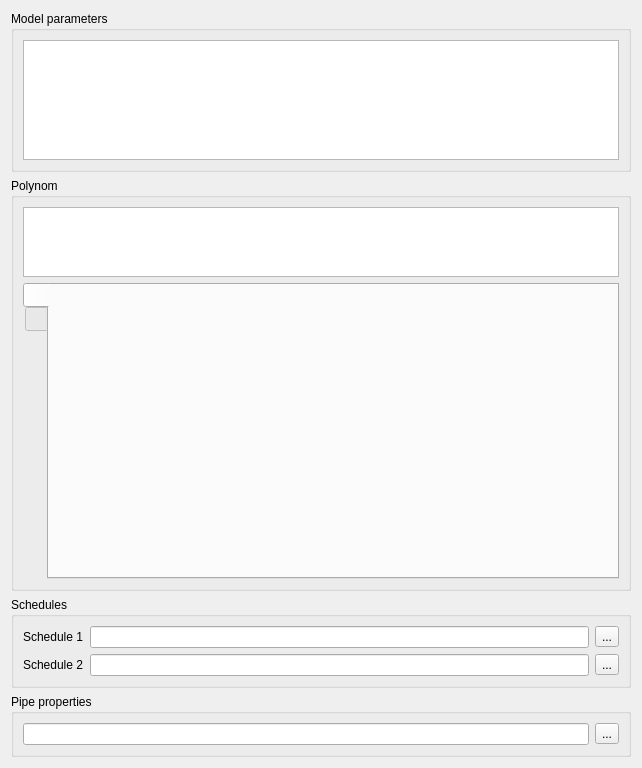
Before: the Qt Designer form SIM-VICUS/src/SVNetworkComponentEditWidget.ui in Brockaaa/SIM-VICUS, drawn with Qt 5.
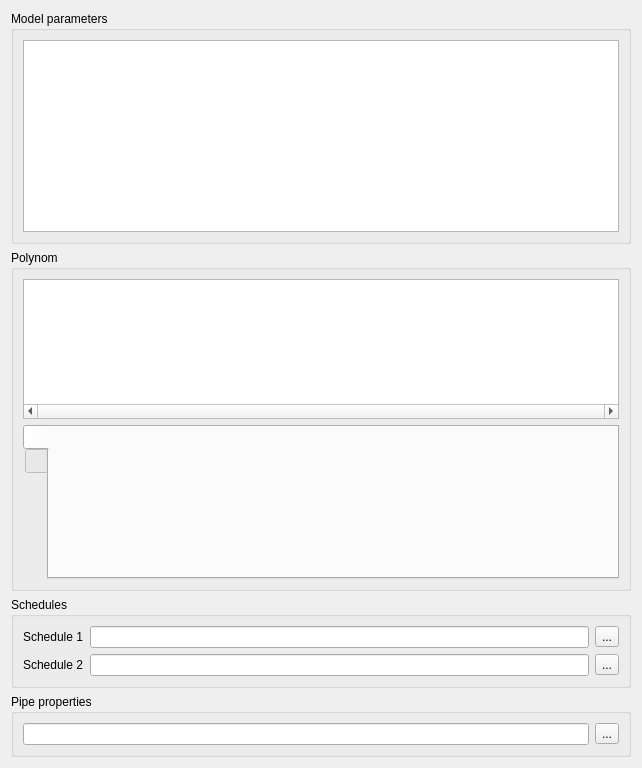
After: the same form once the commit is applied. Custom widgets are drawn as their Qt base class.

Commit message: several UI adjustments, first attempts to support dark mode, several bigger bugs for support of dark mode remnain

```diff
--- a/SIM-VICUS/src/SVNetworkComponentEditWidget.ui
+++ b/SIM-VICUS/src/SVNetworkComponentEditWidget.ui
@@ -31,9 +31,24 @@
         <property name="maximumSize">
          <size>
           <width>16777215</width>
-          <height>120</height>
+          <height>200</height>
          </size>
         </property>
+        <property name="lineWidth">
+         <number>1</number>
+        </property>
+        <property name="verticalScrollBarPolicy">
+         <enum>Qt::ScrollBarAlwaysOff</enum>
+        </property>
+        <property name="horizontalScrollBarPolicy">
+         <enum>Qt::ScrollBarAsNeeded</enum>
+        </property>
+        <property name="autoScroll">
+         <bool>true</bool>
+        </property>
+        <property name="showGrid">
+         <bool>true</bool>
+        </property>
        </widget>
       </item>
      </layout>
@@ -62,9 +77,18 @@
         <property name="maximumSize">
          <size>
           <width>16777215</width>
-          <height>70</height>
+          <height>140</height>
          </size>
         </property>
+        <property name="verticalScrollBarPolicy">
+         <enum>Qt::ScrollBarAlwaysOff</enum>
+        </property>
+        <property name="horizontalScrollBarPolicy">
+         <enum>Qt::ScrollBarAlwaysOn</enum>
+        </property>
+        <property name="showGrid">
+         <bool>true</bool>
+        </property>
        </widget>
       </item>
       <item>
```
The commit also changes 4 other files.
